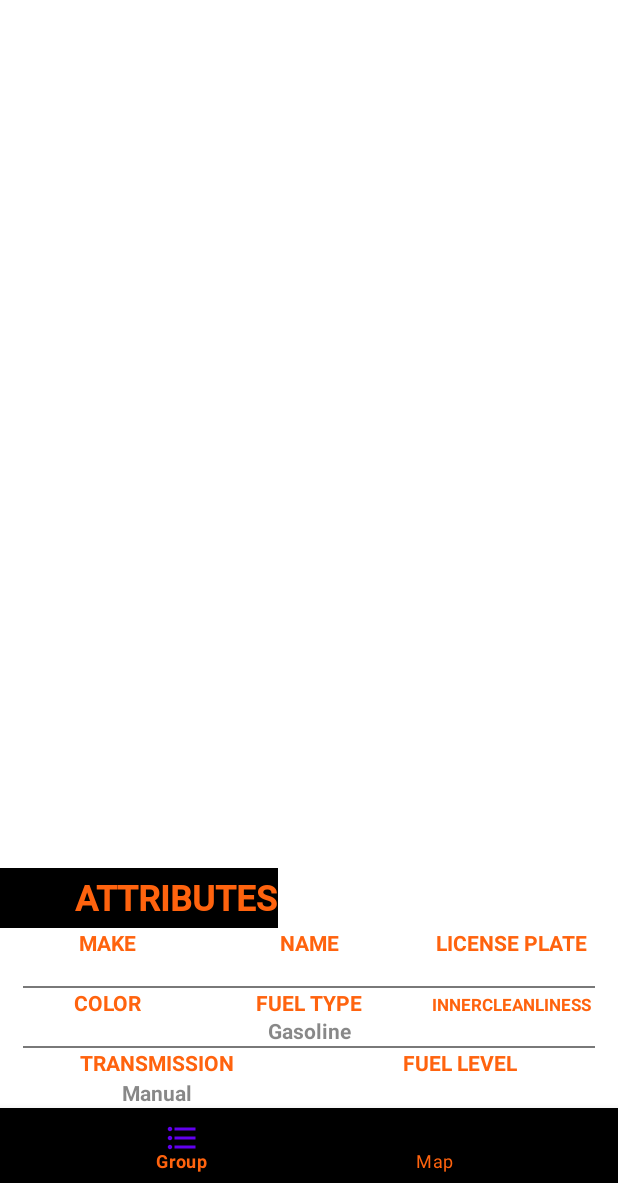
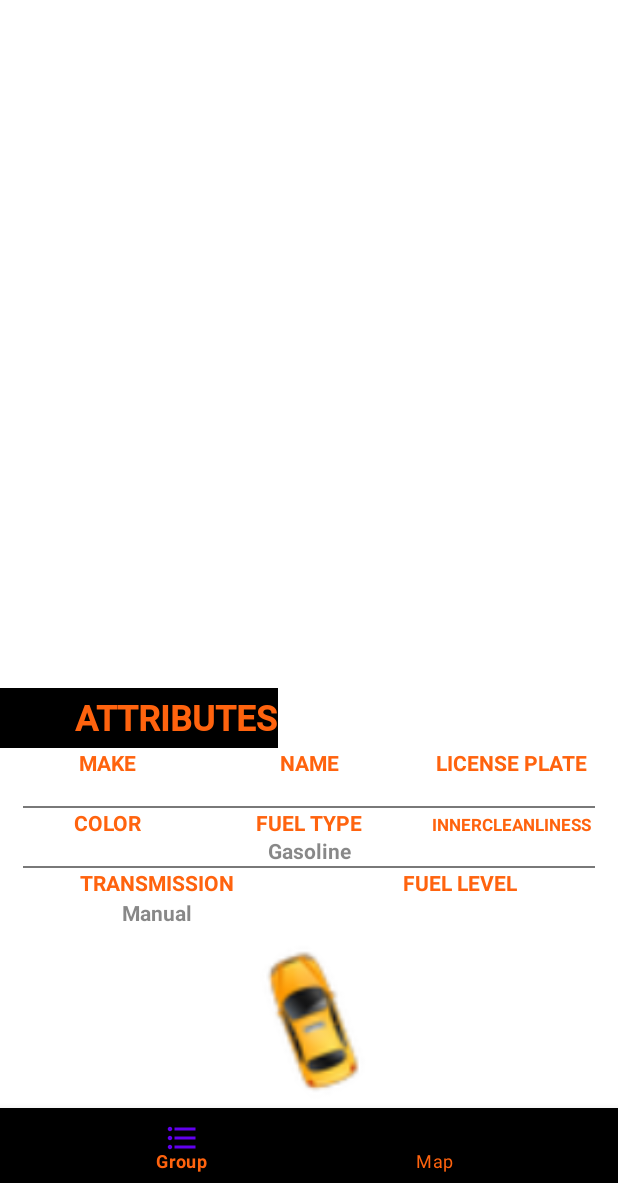
Before and after one commit to heminmoh/SIXT, an Android app: the MapFragment screen opened through its navigation route, on a phone screen of 412 x 824 dp, the part 53-1236 px from its top. Run offline under Robolectric (Android 15) with nearby library versions, the phone set to English and light mode, and no system bars; pictures from the network do not load.

Commit message:
2022-08-21 1940 View includes image submitted.

```diff
--- a/app/src/main/java/com/coding/sixt/fragments/CarsFragment.kt
+++ b/app/src/main/java/com/coding/sixt/fragments/CarsFragment.kt
@@ -41,7 +41,7 @@ class CarsFragment : Fragment() {
     private fun initViewModel()
     {
         progressDialog = SIXTProgressDialog()
-        this.context?.let { progressDialog.show(it,"Please Wait...") }
+        this.context?.let { progressDialog.show(it) }
         val viewModel =  ViewModelProvider(this)[CarViewModel::class.java]
         this.context?.let { it ->
             viewModel.getListObservable(it).observe(viewLifecycleOwner) {
--- a/app/src/main/java/com/coding/sixt/fragments/MapFragment.kt
+++ b/app/src/main/java/com/coding/sixt/fragments/MapFragment.kt
@@ -8,6 +8,7 @@ import androidx.activity.OnBackPressedCallback
 import androidx.fragment.app.Fragment
 import androidx.navigation.NavController
 import androidx.navigation.Navigation
+import com.bumptech.glide.Glide
 import com.coding.sixt.R
 import com.coding.sixt.databinding.FragmentMapBinding
 import com.coding.sixt.model.CarPreview
@@ -42,7 +43,7 @@ class MapFragment : Fragment() {
     override fun onViewCreated(view: View, savedInstanceState: Bundle?) {
         super.onViewCreated(view, savedInstanceState)
         progressDialog = SIXTProgressDialog()
-        this.context?.let { progressDialog.show(it,"Please Wait...") }
+        this.context?.let { progressDialog.show(it) }
         navController = Navigation.findNavController(view)
         hitObject = this.arguments?.getParcelable("object")
 
@@ -59,6 +60,7 @@ class MapFragment : Fragment() {
                     marker?.let { CameraUpdateFactory.newLatLngZoom(it,14f) }
                         ?.let { mMap.moveCamera(it) }
                 }
+                _viewBinding!!.forthConstraint.visibility = View.VISIBLE
                 _viewBinding!!.FirstConstraintData.visibility=View.VISIBLE
                 _viewBinding!!.secondConstraint.visibility=View.VISIBLE
                 _viewBinding!!.thirdConstraint.visibility=View.VISIBLE
@@ -71,6 +73,9 @@ class MapFragment : Fragment() {
                 _viewBinding!!.fuelTypeTextView.text = getString(R.string.fuelType)
                 _viewBinding!!.innerCleanlinessTextView.text = getString(R.string.InnerCleanliness)
                 _viewBinding!!.transmissionTextView.text = getString(R.string.transmission)
+                Glide.with(_viewBinding!!.root).load(hitObject?.carImageUrl).
+                error(context?.getDrawable(R.drawable.caronmap))
+                    .into(_viewBinding!!.CarItemImageView)
                 _viewBinding!!.fuelLevelTextView.text = getString(R.string.fuelLevel)
                 _viewBinding!!.model.text = hitObject?.name
                 _viewBinding!!.name.text = hitObject?.make
--- a/app/src/main/java/com/coding/sixt/utilitiy/SIXTProgressDialog.kt
+++ b/app/src/main/java/com/coding/sixt/utilitiy/SIXTProgressDialog.kt
@@ -15,7 +15,7 @@ import kotlinx.android.synthetic.main.progress_dialog_view.view.*
 class SIXTProgressDialog {
 
      lateinit var dialog: CustomDialog
-    fun show(context : Context, title: CharSequence?): Dialog {
+    fun show(context : Context): Dialog {
         val inflater = (context as Activity).layoutInflater
         val view = inflater.inflate(R.layout.progress_dialog_view, null)
         Glide.with(context).load(R.drawable.loading).into(view.progressbar1)
--- a/app/src/main/res/layout/fragment_map.xml
+++ b/app/src/main/res/layout/fragment_map.xml
@@ -284,9 +284,9 @@
         android:id="@+id/thirdConstraint"
         android:layout_width="match_parent"
         android:layout_height="40dp"
-        android:layout_marginBottom="50dp"
+        android:layout_marginBottom="120dp"
         android:visibility="invisible"
-        app:layout_constraintBottom_toBottomOf="@+id/mapFragment"
+        app:layout_constraintBottom_toBottomOf="@+id/forthConstraint"
         android:background="@color/white"
         tools:ignore="MissingConstraints">
 
@@ -358,5 +358,25 @@
 
 
     </androidx.constraintlayout.widget.ConstraintLayout>
+    <androidx.constraintlayout.widget.ConstraintLayout
+        android:id="@+id/forthConstraint"
+        android:layout_width="match_parent"
+        android:layout_height="120dp"
+        android:layout_marginBottom="50dp"
+        android:visibility="invisible"
+        app:layout_constraintBottom_toBottomOf="@+id/mapFragment"
+        android:background="@color/white"
+        tools:ignore="MissingConstraints">
+        <ImageView
+            android:id="@+id/CarItemImageView"
+            android:layout_width="match_parent"
+            android:contentDescription="@string/empty"
+            android:layout_height="match_parent"
+            android:layout_marginTop="5dp"
+            android:scaleType="fitCenter"
+            app:layout_constraintStart_toStartOf="parent"
+            app:layout_constraintTop_toTopOf="parent"
+            tools:ignore="MissingConstraints" />
+    </androidx.constraintlayout.widget.ConstraintLayout>
 
 </androidx.constraintlayout.widget.ConstraintLayout>
```
Also changed, not shown: app/src/main/java/com/coding/sixt/fragments/MapListFragment.kt (+7 -1 lines), app/src/main/res/layout/fragment_map_list.xml (+22 -2 lines), app/src/main/res/drawable/car.png (deleted), app/src/main/res/drawable/carmap.png (deleted).
